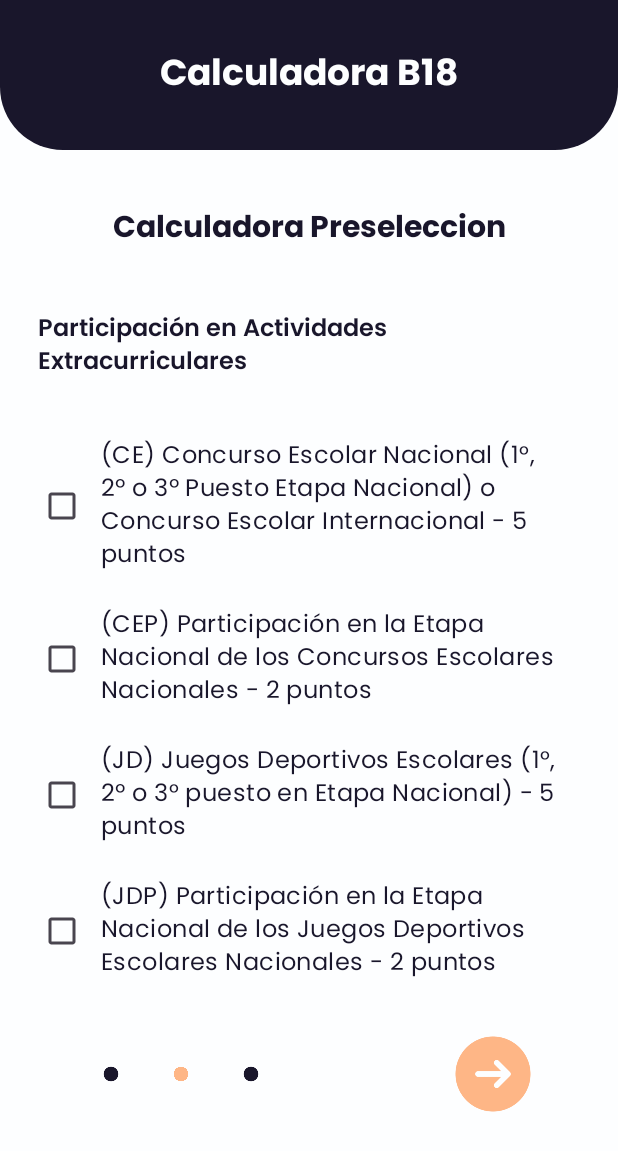
After one commit to JuffytoSegovia/Beca18calculatorprueba, an Android app: the PrePagTwoActivity screen opened directly, with no data from a screen before it, on a phone screen of 412 x 824 dp. The commit adds this screen. Shown: the top 1151 px of the screen. Run offline under Robolectric (Android 15) with nearby library versions, the phone set to English and light mode, and no system bars.

Commit message:
Calculadora Preseleccion Pag.2

```diff
--- a/app/src/main/AndroidManifest.xml
+++ b/app/src/main/AndroidManifest.xml
@@ -12,6 +12,9 @@
         android:supportsRtl="true"
         android:theme="@style/Theme.Beca18Calculator"
         tools:targetApi="31">
+        <activity
+            android:name=".PrePagTwoActivity"
+            android:exported="false" />
         <activity
             android:name=".PrePagOneActivity"
             android:exported="false" />
--- a/app/src/main/java/com/example/beca18calculator/PrePagOneActivity.kt
+++ b/app/src/main/java/com/example/beca18calculator/PrePagOneActivity.kt
@@ -40,7 +40,7 @@ class PrePagOneActivity : AppCompatActivity() {
 
         binding.nextPagF.setOnClickListener {
             if (validateInputs()) {
-                val intent = Intent(this, HomeActivity::class.java)
+                val intent = Intent(this, PrePagTwoActivity::class.java)
                 startActivity(intent)
             }
         }
--- /dev/null
+++ b/app/src/main/java/com/example/beca18calculator/PrePagTwoActivity.kt
@@ -0,0 +1,15 @@
+package com.example.beca18calculator
+
+import android.os.Bundle
+import androidx.appcompat.app.AppCompatActivity
+import com.example.beca18calculator.databinding.ActivityPrePagTwoBinding
+
+class PrePagTwoActivity : AppCompatActivity() {
+    private lateinit var binding: ActivityPrePagTwoBinding
+    override fun onCreate(savedInstanceState: Bundle?) {
+        super.onCreate(savedInstanceState)
+        binding = ActivityPrePagTwoBinding.inflate(layoutInflater)
+        setContentView(binding.root)
+
+    }
+}
--- /dev/null
+++ b/app/src/main/res/layout/activity_pre_pag_two.xml
@@ -0,0 +1,159 @@
+<?xml version="1.0" encoding="utf-8"?>
+<androidx.constraintlayout.widget.ConstraintLayout xmlns:android="http://schemas.android.com/apk/res/android"
+    xmlns:app="http://schemas.android.com/apk/res-auto"
+    xmlns:tools="http://schemas.android.com/tools"
+    android:id="@+id/main"
+    android:layout_width="match_parent"
+    android:layout_height="match_parent"
+    tools:context=".PrePagTwoActivity">
+
+    <ScrollView
+        android:layout_width="match_parent"
+        android:layout_height="match_parent">
+
+        <LinearLayout
+            android:layout_width="match_parent"
+            android:layout_height="wrap_content"
+            android:background="@color/white"
+            android:orientation="vertical">
+
+            <LinearLayout
+                android:layout_width="match_parent"
+                android:layout_height="100dp"
+                android:layout_marginBottom="10dp"
+                android:background="@drawable/black_bg_top"
+                android:orientation="vertical">
+
+                <TextView
+                    android:id="@+id/textView4"
+                    android:layout_width="match_parent"
+                    android:layout_height="match_parent"
+                    android:fontFamily="@font/poppins_bold"
+                    android:paddingTop="30dp"
+                    android:text="@string/appName"
+                    android:textAlignment="center"
+                    android:textColor="@color/white"
+                    android:textSize="24sp" />
+            </LinearLayout>
+
+            <LinearLayout
+                android:layout_width="match_parent"
+                android:layout_height="match_parent"
+                android:orientation="vertical"
+                android:layout_margin="25dp">
+
+                <TextView
+                    android:id="@+id/textView16"
+                    android:layout_width="match_parent"
+                    android:layout_height="wrap_content"
+                    android:layout_marginBottom="35dp"
+                    android:fontFamily="@font/poppins_bold"
+                    android:text="@string/preTitulo"
+                    android:textAlignment="center"
+                    android:textColor="@color/black"
+                    android:textSize="20sp" />
+
+                <TextView
+                    android:id="@+id/textView15"
+                    android:layout_width="match_parent"
+                    android:layout_height="wrap_content"
+                    android:layout_marginBottom="25dp"
+                    android:fontFamily="@font/poppins_semibold"
+                    android:text="@string/actExt"
+                    android:textColor="@color/black"
+                    android:textSize="16sp" />
+
+                <CheckBox
+                    android:id="@+id/checkBox"
+                    android:layout_width="match_parent"
+                    android:layout_height="wrap_content"
+                    android:fontFamily="@font/poppins_regular"
+                    android:padding="10dp"
+                    android:text="@string/actExtOpc1"
+                    android:textColor="@color/black"
+                    android:textSize="16sp" />
+
+                <CheckBox
+                    android:id="@+id/checkBox2"
+                    android:layout_width="match_parent"
+                    android:layout_height="wrap_content"
+                    android:fontFamily="@font/poppins_regular"
+                    android:padding="10dp"
+                    android:text="@string/actExtOpc2"
+                    android:textColor="@color/black"
+                    android:textSize="16sp" />
+
+                <CheckBox
+                    android:id="@+id/checkBox3"
+                    android:layout_width="match_parent"
+                    android:layout_height="wrap_content"
+                    android:fontFamily="@font/poppins_regular"
+                    android:padding="10dp"
+                    android:text="@string/actExtOpc3"
+                    android:textColor="@color/black"
+                    android:textSize="16sp" />
+
+                <CheckBox
+                    android:id="@+id/checkBox4"
+                    android:layout_width="match_parent"
+                    android:layout_height="wrap_content"
+                    android:fontFamily="@font/poppins_regular"
+                    android:padding="10dp"
+                    android:text="@string/actExtOpc4"
+                    android:textColor="@color/black"
+                    android:textSize="16sp" />
+
+                <LinearLayout
+                    android:layout_width="match_parent"
+                    android:layout_height="match_parent"
+                    android:layout_marginTop="20dp"
+                    android:layout_marginBottom="25dp"
+                    android:orientation="horizontal">
+
+                    <LinearLayout
+                        android:layout_width="140dp"
+                        android:layout_height="match_parent"
+                        android:layout_marginStart="25dp"
+                        android:orientation="horizontal">
+
+                        <ImageView
+                            android:id="@+id/gFPagOne"
+                            android:layout_width="wrap_content"
+                            android:layout_height="60dp"
+                            android:layout_weight="1"
+                            android:contentDescription="@string/dot"
+                            app:srcCompat="@drawable/dot_black" />
+
+                        <ImageView
+                            android:id="@+id/gFPagTwo"
+                            android:layout_width="wrap_content"
+                            android:layout_height="60dp"
+                            android:layout_weight="1"
+                            android:contentDescription="@string/dot"
+                            app:srcCompat="@drawable/dot_orange" />
+
+                        <ImageView
+                            android:id="@+id/gFPagThree"
+                            android:layout_width="wrap_content"
+                            android:layout_height="60dp"
+                            android:layout_weight="1"
+                            android:contentDescription="@string/dot"
+                            app:srcCompat="@drawable/dot_black" />
+                    </LinearLayout>
+
+                    <ImageView
+                        android:id="@+id/nextPagF"
+                        android:layout_width="0dp"
+                        android:layout_height="60dp"
+                        android:layout_marginStart="80dp"
+                        android:layout_weight="1"
+                        android:contentDescription="@string/arrow"
+                        app:srcCompat="@drawable/arrow" />
+
+                </LinearLayout>
+            </LinearLayout>
+
+        </LinearLayout>
+    </ScrollView>
+
+</androidx.constraintlayout.widget.ConstraintLayout>
--- a/app/src/main/res/values/strings.xml
+++ b/app/src/main/res/values/strings.xml
@@ -39,7 +39,11 @@
     <string name="quintFH">Quintil de la tasa de transición</string>
     <string name="lengua">Lengua Originaria</string>
 
-
+    <string name="actExt">Participación en Actividades Extracurriculares</string>
+    <string name="actExtOpc1">(CE) Concurso Escolar Nacional (1°, 2º o 3º Puesto Etapa Nacional) o Concurso Escolar Internacional - 5 puntos</string>
+    <string name="actExtOpc2">(CEP) Participación en la Etapa Nacional de los Concursos Escolares Nacionales - 2 puntos</string>
+    <string name="actExtOpc3">(JD) Juegos Deportivos Escolares (1°, 2º o 3° puesto en Etapa Nacional) - 5 puntos</string>
+    <string name="actExtOpc4">(JDP) Participación en la Etapa Nacional de los Juegos Deportivos Escolares Nacionales - 2 puntos</string>
 
 
 </resources>
```
